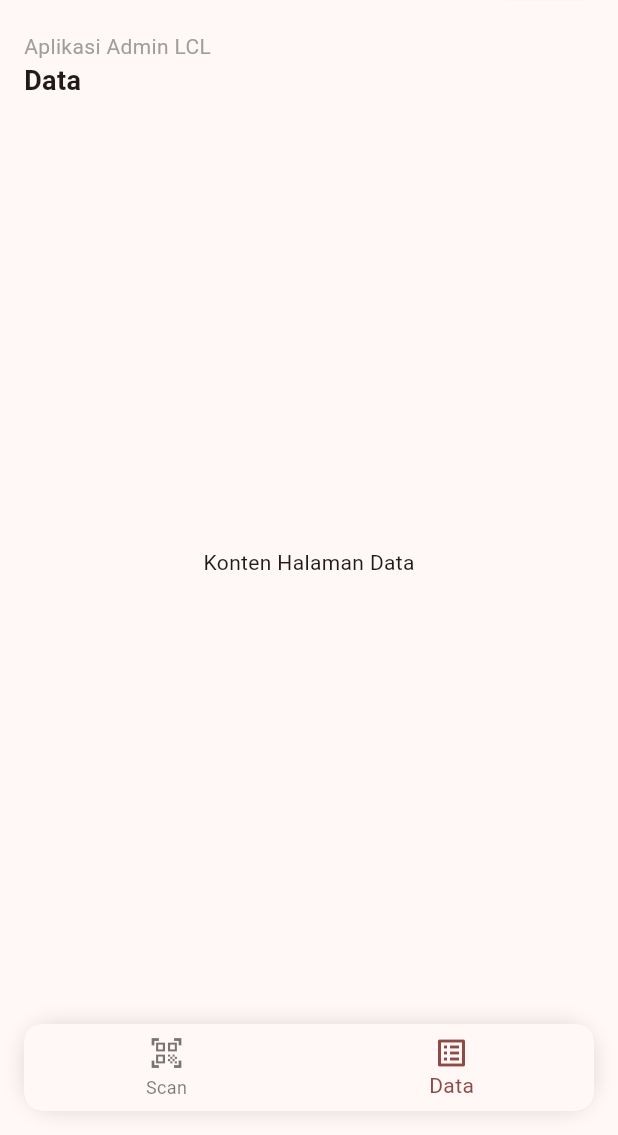
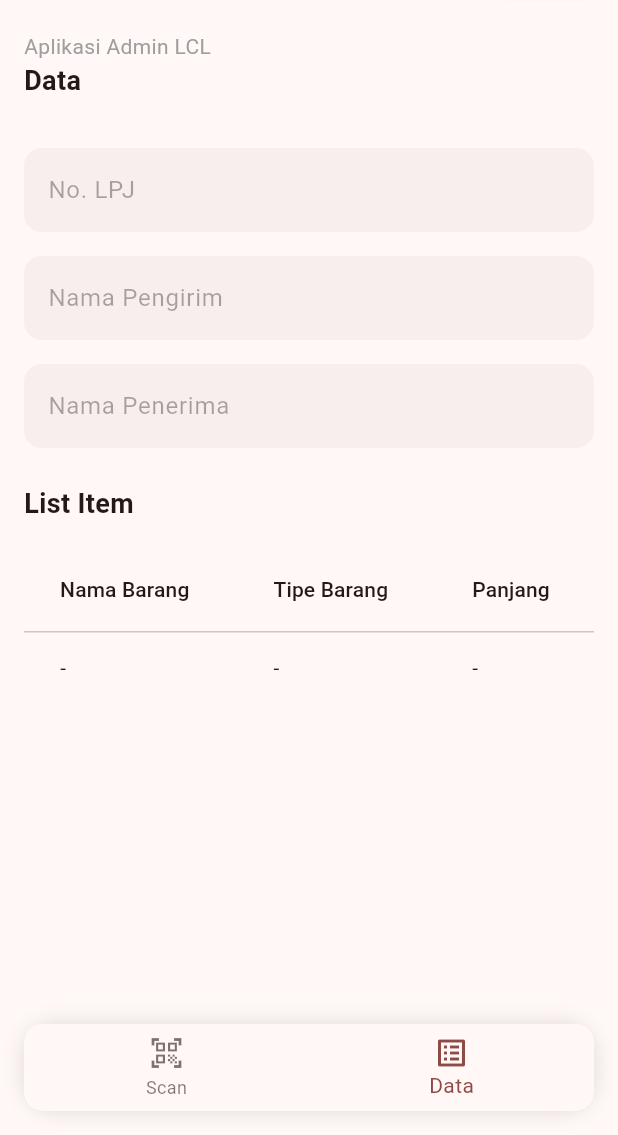
Before and after one commit to raihanys/ralisaapp, a Flutter app: the MainLCL screen opened directly, item 2 of the bottom bar chosen, on a phone screen of 412 x 824 dp, the part 101-1236 px from its top. Run offline on Flutter 3.47's test engine with Material 3 defaults, Android fonts, the phone set to English and light mode, and no system bars; our stand-ins replace flutter_local_notifications, geolocator, image_picker, permission_handler, pull_to_refresh, shared_preferences; missing offline and left inert: flutter_background_service; accounts and stored records are empty.

Commit message:
Update LCL

```diff
--- /dev/null
+++ b/lib/screens/lcl/data_admlcl.dart
@@ -0,0 +1,77 @@
+import 'package:flutter/material.dart';
+
+class DataAdmLCL extends StatelessWidget {
+  const DataAdmLCL({super.key});
+
+  @override
+  Widget build(BuildContext context) {
+    return Scaffold(
+      body: Padding(
+        padding: const EdgeInsets.all(16.0),
+        child: Column(
+          crossAxisAlignment: CrossAxisAlignment.start,
+          children: [
+            // 3 Textbox disabled
+            const TextField(
+              decoration: InputDecoration(labelText: 'No. LPJ', enabled: false),
+            ),
+            const SizedBox(height: 16),
+            const TextField(
+              decoration: InputDecoration(
+                labelText: 'Nama Pengirim',
+                enabled: false,
+              ),
+            ),
+            const SizedBox(height: 16),
+            const TextField(
+              decoration: InputDecoration(
+                labelText: 'Nama Penerima',
+                enabled: false,
+              ),
+            ),
+            const SizedBox(height: 24),
+
+            // Sub judul List Item
+            const Text(
+              'List Item',
+              style: TextStyle(fontSize: 18, fontWeight: FontWeight.bold),
+            ),
+            const SizedBox(height: 16),
+
+            // Tabel
+            Expanded(
+              child: SingleChildScrollView(
+                scrollDirection: Axis.horizontal,
+                child: DataTable(
+                  columns: const [
+                    DataColumn(label: Text('Nama Barang')),
+                    DataColumn(label: Text('Tipe Barang')),
+                    DataColumn(label: Text('Panjang')),
+                    DataColumn(label: Text('Lebar')),
+                    DataColumn(label: Text('Tinggi')),
+                    DataColumn(label: Text('Volume')),
+                    DataColumn(label: Text('Berat')),
+                  ],
+                  rows: const [
+                    DataRow(
+                      cells: [
+                        DataCell(Text('-')),
+                        DataCell(Text('-')),
+                        DataCell(Text('-')),
+                        DataCell(Text('-')),
+                        DataCell(Text('-')),
+                        DataCell(Text('-')),
+                        DataCell(Text('-')),
+                      ],
+                    ),
+                    // Anda bisa menambahkan lebih banyak baris sesuai kebutuhan
+                  ],
+                ),
+              ),
+            ),
+          ],
+        ),
+      ),
+    );
+  }
+}
--- a/lib/screens/lcl/main_admlcl.dart
+++ b/lib/screens/lcl/main_admlcl.dart
@@ -1,6 +1,8 @@
 import 'package:flutter/material.dart';
 import '../../services/auth_service.dart';
 import '../login_screen.dart';
+import 'scan_admlcl.dart';
+import 'data_admlcl.dart';
 
 class MainLCL extends StatefulWidget {
   const MainLCL({super.key});
@@ -14,11 +16,7 @@ class _MainLCLState extends State<MainLCL> {
   final AuthService _authService = AuthService();
   final List<String> _titles = ['Scan', 'Data'];
 
-  // Daftar halaman/konten untuk setiap tab
-  final List<Widget> _pages = [
-    const Center(child: Text("Konten Halaman Scan")),
-    const Center(child: Text("Konten Halaman Data")),
-  ];
+  final List<Widget> _pages = [const ScanAdmLCL(), const DataAdmLCL()];
 
   void _logout(BuildContext context) async {
     await _authService.logout();
```
Also changed, not shown: lib/screens/lcl/scan_admlcl.dart (added, +211 -0 lines).
